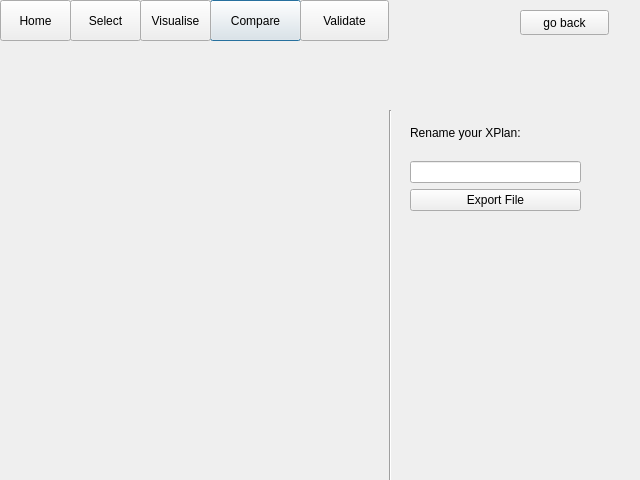
This is validplan.ui in ariannabettin/FYPArianna as Qt 5 draws it before an edit. The edited form follows.
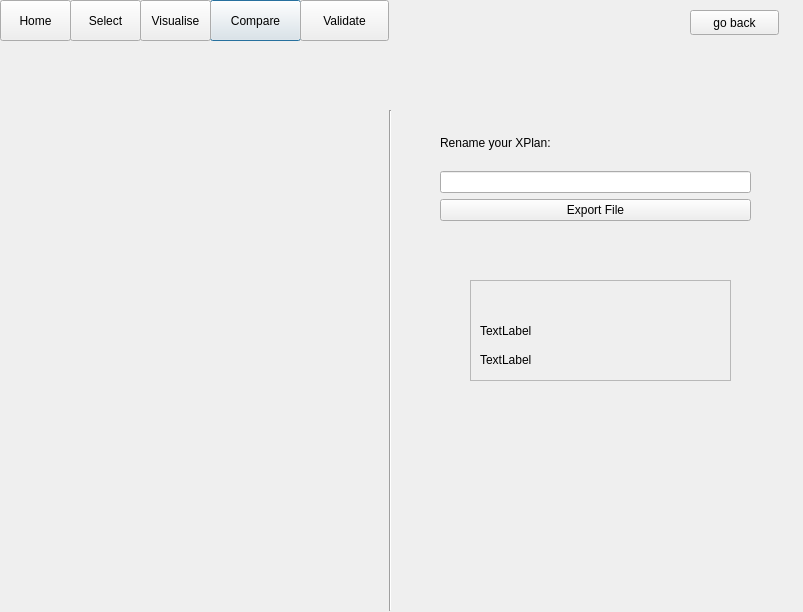
This is the edited form.

Diff of the .ui file:
```diff
--- a/validplan.ui
+++ b/validplan.ui
@@ -6,8 +6,8 @@
    <rect>
     <x>0</x>
     <y>0</y>
-    <width>640</width>
-    <height>480</height>
+    <width>803</width>
+    <height>612</height>
    </rect>
   </property>
   <property name="windowTitle">
@@ -87,7 +87,7 @@
      <x>30</x>
      <y>130</y>
      <width>331</width>
-     <height>351</height>
+     <height>451</height>
     </rect>
    </property>
    <property name="text">
@@ -97,7 +97,7 @@
   <widget class="QPushButton" name="backButton">
    <property name="geometry">
     <rect>
-     <x>520</x>
+     <x>690</x>
      <y>10</y>
      <width>89</width>
      <height>25</height>
@@ -113,7 +113,7 @@
      <x>380</x>
      <y>110</y>
      <width>20</width>
-     <height>371</height>
+     <height>501</height>
     </rect>
    </property>
    <property name="orientation">
@@ -123,9 +123,9 @@
   <widget class="QWidget" name="layoutWidget">
    <property name="geometry">
     <rect>
-     <x>410</x>
-     <y>110</y>
-     <width>171</width>
+     <x>440</x>
+     <y>120</y>
+     <width>311</width>
      <height>101</height>
     </rect>
    </property>
@@ -149,6 +149,49 @@
     </item>
    </layout>
   </widget>
+  <widget class="QFrame" name="frame">
+   <property name="geometry">
+    <rect>
+     <x>470</x>
+     <y>280</y>
+     <width>261</width>
+     <height>101</height>
+    </rect>
+   </property>
+   <property name="frameShape">
+    <enum>QFrame::StyledPanel</enum>
+   </property>
+   <property name="frameShadow">
+    <enum>QFrame::Raised</enum>
+   </property>
+   <layout class="QVBoxLayout" name="verticalLayout_2">
+    <item>
+     <layout class="QVBoxLayout" name="verticalLayout_3">
+      <item>
+       <widget class="QLabel" name="conf1Label">
+        <property name="text">
+         <string/>
+        </property>
+       </widget>
+      </item>
+      <item>
+       <widget class="QLabel" name="conf2Label">
+        <property name="text">
+         <string>TextLabel</string>
+        </property>
+       </widget>
+      </item>
+      <item>
+       <widget class="QLabel" name="conf3Label">
+        <property name="text">
+         <string>TextLabel</string>
+        </property>
+       </widget>
+      </item>
+     </layout>
+    </item>
+   </layout>
+  </widget>
  </widget>
  <resources/>
  <connections/>
```
